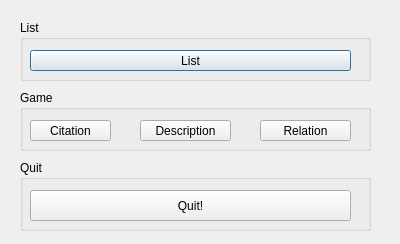
Above: gui/consolegui.ui from HelgiThomas/Verklegt31 before the change. Below: the same form after it.
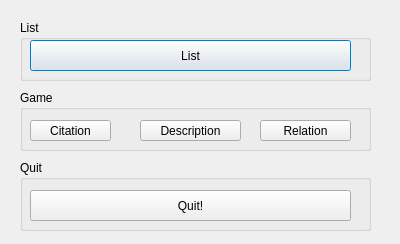
That is the form after the change. Icons and pictures are not drawn.

```diff
--- a/gui/consolegui.ui
+++ b/gui/consolegui.ui
@@ -32,9 +32,9 @@
     <property name="geometry">
      <rect>
       <x>10</x>
-      <y>30</y>
+      <y>20</y>
       <width>321</width>
-      <height>21</height>
+      <height>31</height>
      </rect>
     </property>
     <property name="text">
@@ -44,6 +44,12 @@
      <iconset resource="list/resource.qrc">
       <normaloff>:/icons/icons/list_icon.png</normaloff>:/icons/icons/list_icon.png</iconset>
     </property>
+    <property name="iconSize">
+     <size>
+      <width>15</width>
+      <height>15</height>
+     </size>
+    </property>
    </widget>
   </widget>
   <widget class="QGroupBox" name="groupBox_5">
@@ -89,7 +95,7 @@
      <rect>
       <x>120</x>
       <y>30</y>
-      <width>91</width>
+      <width>101</width>
       <height>21</height>
      </rect>
     </property>
```
Left out of the diff: 22 changed lines with no effect on the pictures.
